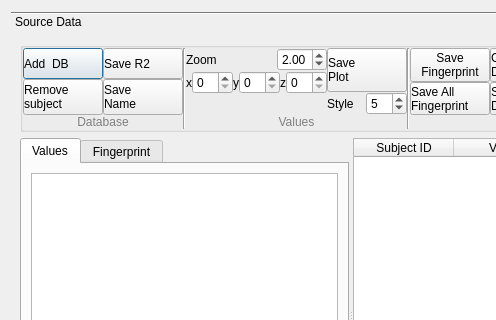
Qt form tracking/vbc_dialog.ui (frankyeh/DSI-Studio) before a commit; both pictures show x 0 to 496 and y 0 to 320 of the 676 by 563 pixel window.
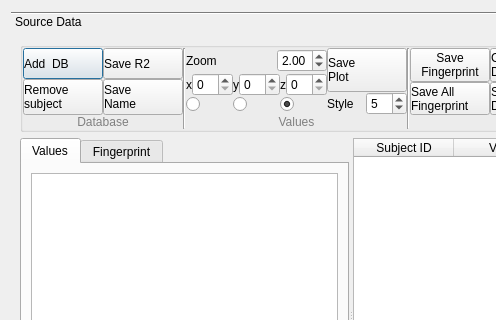
The same form after that commit. The open tabs and pages were chosen to show the change. Icons and pictures are not drawn. Custom widgets are drawn as their Qt base class.

```diff
--- a/tracking/vbc_dialog.ui
+++ b/tracking/vbc_dialog.ui
@@ -390,17 +390,59 @@
                      </layout>
                     </item>
                     <item>
-                     <spacer name="verticalSpacer">
-                      <property name="orientation">
-                       <enum>Qt::Vertical</enum>
+                     <layout class="QHBoxLayout" name="horizontalLayout_24">
+                      <property name="spacing">
+                       <number>0</number>
                       </property>
-                      <property name="sizeHint" stdset="0">
-                       <size>
-                        <width>20</width>
-                        <height>40</height>
-                       </size>
+                      <property name="leftMargin">
+                       <number>0</number>
                       </property>
-                     </spacer>
+                      <property name="topMargin">
+                       <number>0</number>
+                      </property>
+                      <property name="rightMargin">
+                       <number>0</number>
+                      </property>
+                      <property name="bottomMargin">
+                       <number>0</number>
+                      </property>
+                      <item>
+                       <widget class="QRadioButton" name="view_x">
+                        <property name="text">
+                         <string/>
+                        </property>
+                        <property name="icon">
+                         <iconset resource="../icons.qrc">
+                          <normaloff>:/icons/icons/sag.xpm</normaloff>:/icons/icons/sag.xpm</iconset>
+                        </property>
+                       </widget>
+                      </item>
+                      <item>
+                       <widget class="QRadioButton" name="view_y">
+                        <property name="text">
+                         <string/>
+                        </property>
+                        <property name="icon">
+                         <iconset resource="../icons.qrc">
+                          <normaloff>:/icons/icons/coronal.xpm</normaloff>:/icons/icons/coronal.xpm</iconset>
+                        </property>
+                       </widget>
+                      </item>
+                      <item>
+                       <widget class="QRadioButton" name="view_z">
+                        <property name="text">
+                         <string/>
+                        </property>
+                        <property name="icon">
+                         <iconset resource="../icons.qrc">
+                          <normaloff>:/icons/icons/axial.xpm</normaloff>:/icons/icons/axial.xpm</iconset>
+                        </property>
+                        <property name="checked">
+                         <bool>true</bool>
+                        </property>
+                       </widget>
+                      </item>
+                     </layout>
                     </item>
                    </layout>
                   </item>
```
Left out of the diff: 8 changed lines with no effect on the pictures.
